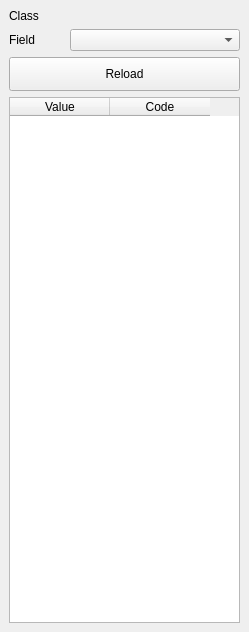
Above: gui/ProductionTools/Toolboxes/AttributeTools/code_list.ui from dsgoficial/DsgTools before the change. Below: the same form after it.
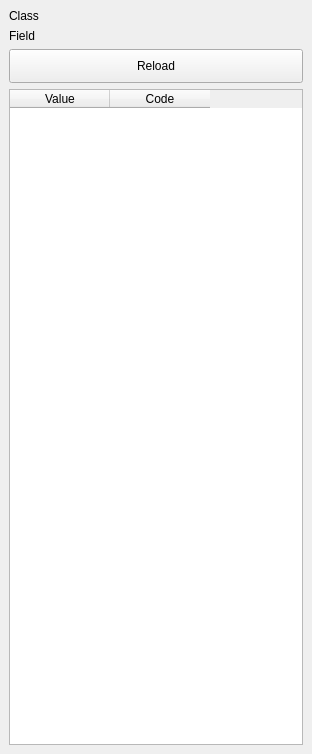
That is the form after the change. Custom widgets are drawn as their Qt base class.

The edit to the form file:
```diff
--- a/gui/ProductionTools/Toolboxes/AttributeTools/code_list.ui
+++ b/gui/ProductionTools/Toolboxes/AttributeTools/code_list.ui
@@ -6,8 +6,8 @@
    <rect>
     <x>0</x>
     <y>0</y>
-    <width>249</width>
-    <height>632</height>
+    <width>312</width>
+    <height>754</height>
    </rect>
   </property>
   <property name="sizePolicy">
@@ -58,39 +58,13 @@
      </widget>
     </item>
     <item row="1" column="1">
-     <widget class="QComboBox" name="comboBox">
+     <widget class="DsgCustomComboBox" name="comboBox" native="true">
       <property name="sizePolicy">
        <sizepolicy hsizetype="Minimum" vsizetype="Fixed">
         <horstretch>0</horstretch>
         <verstretch>0</verstretch>
        </sizepolicy>
       </property>
-      <property name="minimumSize">
-       <size>
-        <width>170</width>
-        <height>0</height>
-       </size>
-      </property>
-      <property name="maximumSize">
-       <size>
-        <width>1000</width>
-        <height>16777215</height>
-       </size>
-      </property>
-     </widget>
-    </item>
-    <item row="3" column="0" colspan="2">
-     <widget class="QTableWidget" name="tableWidget">
-      <column>
-       <property name="text">
-        <string>Value</string>
-       </property>
-      </column>
-      <column>
-       <property name="text">
-        <string>Code</string>
-       </property>
-      </column>
      </widget>
     </item>
     <item row="2" column="0" colspan="2">
@@ -106,6 +80,20 @@
       </property>
      </widget>
     </item>
+    <item row="3" column="0" colspan="2">
+     <widget class="QTableWidget" name="tableWidget">
+      <column>
+       <property name="text">
+        <string>Value</string>
+       </property>
+      </column>
+      <column>
+       <property name="text">
+        <string>Code</string>
+       </property>
+      </column>
+     </widget>
+    </item>
    </layout>
   </widget>
  </widget>
```
Left out of the diff: 2 changed lines with no effect on the pictures.
